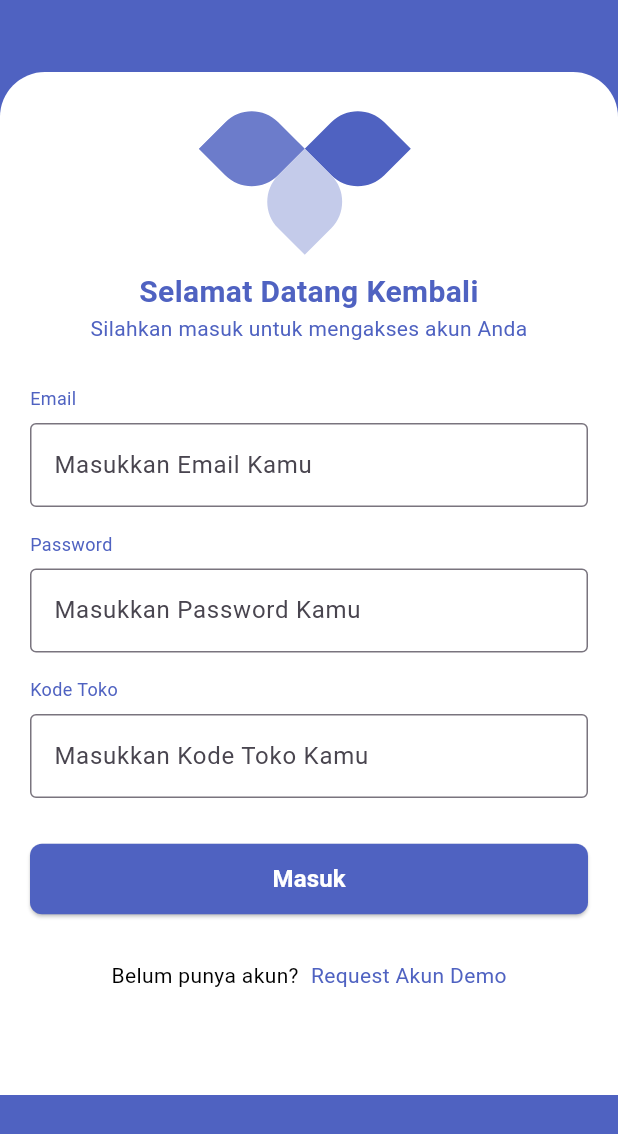
After one commit to amiqyolo/minipos_shiffu, a Flutter app: the LoginView screen opened by its route, on a phone screen of 412 x 824 dp. The commit adds this screen. Shown: the top 1134 px of the screen. Run offline on Flutter 3.47's test engine with Material 3 defaults, Android fonts, the phone set to English and light mode, and no system bars; our stand-ins replace flutter_svg, get.

Commit message:
create login module, soft slicing UI

```diff
--- /dev/null
+++ b/lib/app/modules/login/bindings/login_binding.dart
@@ -0,0 +1,12 @@
+import 'package:get/get.dart';
+
+import '../controllers/login_controller.dart';
+
+class LoginBinding extends Bindings {
+  @override
+  void dependencies() {
+    Get.lazyPut<LoginController>(
+      () => LoginController(),
+    );
+  }
+}
--- /dev/null
+++ b/lib/app/modules/login/controllers/login_controller.dart
@@ -0,0 +1,23 @@
+import 'package:get/get.dart';
+
+class LoginController extends GetxController {
+  //TODO: Implement LoginController
+
+  final count = 0.obs;
+  @override
+  void onInit() {
+    super.onInit();
+  }
+
+  @override
+  void onReady() {
+    super.onReady();
+  }
+
+  @override
+  void onClose() {
+    super.onClose();
+  }
+
+  void increment() => count.value++;
+}
--- /dev/null
+++ b/lib/app/modules/login/views/login_view.dart
@@ -0,0 +1,185 @@
+import 'package:flutter/material.dart';
+import 'package:flutter_svg/flutter_svg.dart';
+import 'package:get/get.dart';
+
+import '../controllers/login_controller.dart';
+
+class LoginView extends GetView<LoginController> {
+  const LoginView({super.key});
+
+  @override
+  Widget build(BuildContext context) {
+    return DecoratedBox(
+      decoration: BoxDecoration(
+        color: Color(0xFF4F62C1),
+      ),
+      child: SafeArea(
+        child: Scaffold(
+          backgroundColor: Colors.transparent,
+          body: SingleChildScrollView(
+            child: Container(
+              width: Get.width,
+              margin: EdgeInsets.only(top: 48.0),
+              decoration: BoxDecoration(
+                color: Colors.white,
+                borderRadius: BorderRadius.only(
+                  topLeft: Radius.circular(30.0),
+                  topRight: Radius.circular(30.0),
+                ),
+              ),
+              child: Column(
+                children: [
+                  Transform.rotate(
+                    angle: -0.785398,
+                    child: SvgPicture.asset(
+                      'assets/vectors/frame_item.svg',
+                    ),
+                  ),
+                  SizedBox(height: 24.0),
+                  Column(
+                    children: [
+                      Text(
+                        'Selamat Datang Kembali',
+                        textAlign: TextAlign.center,
+                        style: TextStyle(
+                          fontSize: 20.0,
+                          fontWeight: FontWeight.w600,
+                          color: Color(0xFF4F62C1),
+                        ),
+                      ),
+                      Text(
+                        'Silahkan masuk untuk mengakses akun Anda',
+                        textAlign: TextAlign.center,
+                        style: TextStyle(
+                          fontSize: 14.0,
+                          fontWeight: FontWeight.w400,
+                          color: Color(0xFF4F62C1),
+                        ),
+                      ),
+                    ],
+                  ),
+                  SizedBox(height: 8.0),
+                  Padding(
+                    padding: EdgeInsets.all(20.0),
+                    child: Column(
+                      crossAxisAlignment: CrossAxisAlignment.stretch,
+                      children: [
+                        Column(
+                          crossAxisAlignment: CrossAxisAlignment.start,
+                          children: [
+                            Text(
+                              'Email',
+                              style: TextStyle(
+                                fontSize: 12.0,
+                                fontWeight: FontWeight.w400,
+                                color: Color(0xFF4F62C1),
+                              ),
+                            ),
+                            SizedBox(height: 8.0),
+                            TextField(
+                              decoration: InputDecoration(
+                                hintText: 'Masukkan Email Kamu',
+                                border: const OutlineInputBorder(),
+                              ),
+                            ),
+                          ],
+                        ),
+                        SizedBox(height: 16.0),
+                        Column(
+                          crossAxisAlignment: CrossAxisAlignment.start,
+                          children: [
+                            Text(
+                              'Password',
+                              style: TextStyle(
+                                fontSize: 12.0,
+                                fontWeight: FontWeight.w400,
+                                color: Color(0xFF4F62C1),
+                              ),
+                            ),
+                            SizedBox(height: 8.0),
+                            TextField(
+                              decoration: InputDecoration(
+                                hintText: 'Masukkan Password Kamu',
+                                border: const OutlineInputBorder(),
+                              ),
+                            ),
+                          ],
+                        ),
+                        SizedBox(height: 16.0),
+                        Column(
+                          crossAxisAlignment: CrossAxisAlignment.start,
+                          children: [
+                            Text(
+                              'Kode Toko',
+                              style: TextStyle(
+                                fontSize: 12.0,
+                                fontWeight: FontWeight.w400,
+                                color: Color(0xFF4F62C1),
+                              ),
+                            ),
+                            SizedBox(height: 8.0),
+                            TextField(
+                              decoration: InputDecoration(
+                                hintText: 'Masukkan Kode Toko Kamu',
+                                border: const OutlineInputBorder(),
+                              ),
+                            ),
+                          ],
+                        ),
+                        SizedBox(height: 30.0),
+                        ElevatedButton(
+                          style: ElevatedButton.styleFrom(
+                            backgroundColor: Color(0xFF4F62C1),
+                            shape: RoundedRectangleBorder(
+                              borderRadius: BorderRadius.circular(8.0),
+                            ),
+                            padding:
+                                EdgeInsets.fromLTRB(20.0, 12.0, 20.0, 12.0),
+                          ),
+                          onPressed: () {},
+                          child: Text(
+                            'Masuk',
+                            style: TextStyle(
+                              fontSize: 16.0,
+                              fontWeight: FontWeight.w600,
+                              color: Colors.white,
+                            ),
+                          ),
+                        ),
+                        SizedBox(height: 30.0),
+                        Row(
+                          mainAxisAlignment: MainAxisAlignment.center,
+                          children: [
+                            Text(
+                              'Belum punya akun?',
+                              style: TextStyle(
+                                color: Colors.black,
+                                fontWeight: FontWeight.w400,
+                                fontSize: 14.0,
+                              ),
+                            ),
+                            SizedBox(width: 8.0),
+                            InkWell(
+                              onTap: () {},
+                              child: Text(
+                                'Request Akun Demo',
+                                style: TextStyle(
+                                  color: Color(0xFF4F62C1),
+                                ),
+                              ),
+                            ),
+                          ],
+                        ),
+                        SizedBox(height: 50.0),
+                      ],
+                    ),
+                  ),
+                ],
+              ),
+            ),
+          ),
+        ),
+      ),
+    );
+  }
+}
--- a/lib/app/routes/app_pages.dart
+++ b/lib/app/routes/app_pages.dart
@@ -2,6 +2,8 @@ import 'package:get/get.dart';
 
 import '../modules/home/bindings/home_binding.dart';
 import '../modules/home/views/home_view.dart';
+import '../modules/login/bindings/login_binding.dart';
+import '../modules/login/views/login_view.dart';
 import '../modules/splash_screen/bindings/splash_screen_binding.dart';
 import '../modules/splash_screen/views/splash_screen_view.dart';
 
@@ -23,5 +25,10 @@ class AppPages {
       page: () => const SplashScreenView(),
       binding: SplashScreenBinding(),
     ),
+    GetPage(
+      name: _Paths.LOGIN,
+      page: () => const LoginView(),
+      binding: LoginBinding(),
+    ),
   ];
 }
--- a/lib/app/routes/app_routes.dart
+++ b/lib/app/routes/app_routes.dart
@@ -5,10 +5,12 @@ abstract class Routes {
   Routes._();
   static const HOME = _Paths.HOME;
   static const SPLASH_SCREEN = _Paths.SPLASH_SCREEN;
+  static const LOGIN = _Paths.LOGIN;
 }
 
 abstract class _Paths {
   _Paths._();
   static const HOME = '/home';
   static const SPLASH_SCREEN = '/splash-screen';
+  static const LOGIN = '/login';
 }
```
